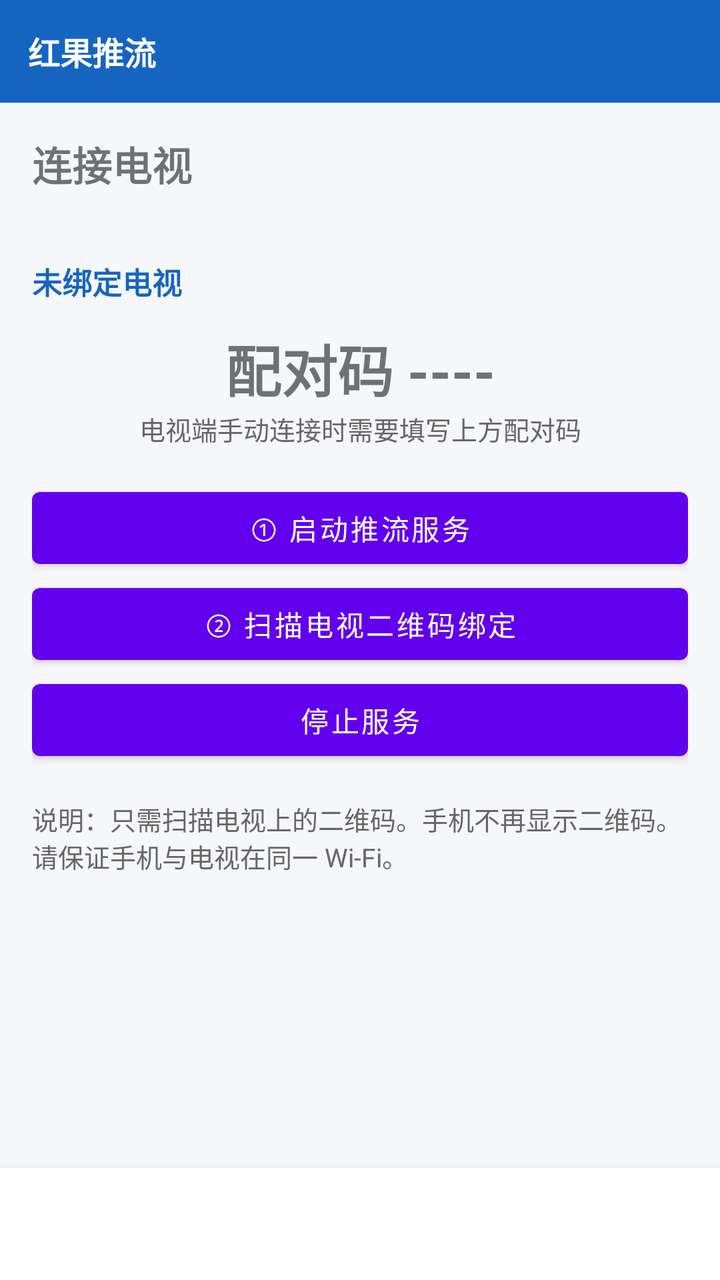
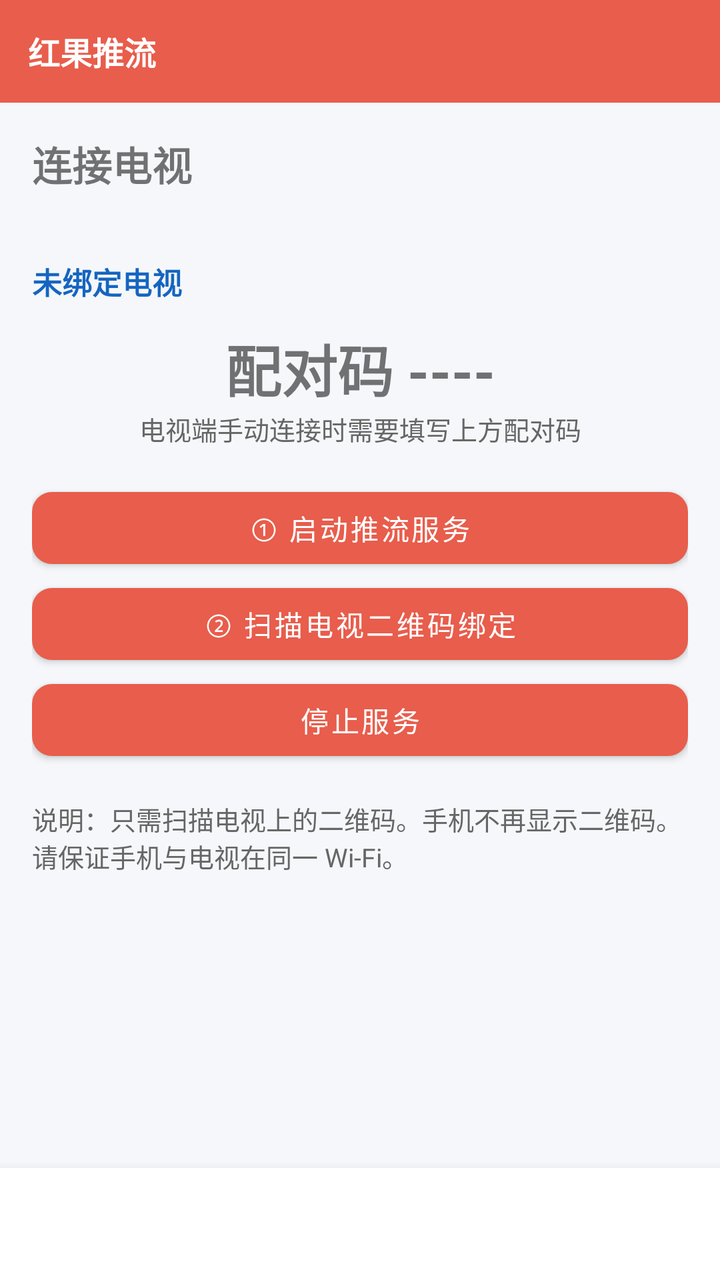

Screens rendered from an Android XML layout before and after an edit, with the pre-edit source and the edit as a unified diff.
<!-- AndroidManifest.xml: application theme Theme.HongguoPhone -->
<!-- res/layout/activity_main.xml -->
<?xml version="1.0" encoding="utf-8"?>
<LinearLayout xmlns:android="http://schemas.android.com/apk/res/android"
    android:orientation="vertical"
    android:layout_width="match_parent"
    android:layout_height="match_parent"
    android:background="#F5F7FA">

    <TextView
        android:id="@+id/topBar"
        android:layout_width="match_parent"
        android:layout_height="wrap_content"
        android:padding="14dp"
        android:background="#1565C0"
        android:textColor="#FFFFFF"
        android:textSize="16sp"
        android:textStyle="bold"
        android:text="红果推流" />

    <ViewFlipper
        android:id="@+id/flipper"
        android:layout_width="match_parent"
        android:layout_height="0dp"
        android:layout_weight="1">

        
        <ScrollView android:layout_width="match_parent" android:layout_height="match_parent">
            <LinearLayout android:orientation="vertical" android:padding="16dp"
                android:layout_width="match_parent" android:layout_height="wrap_content">
                <TextView android:layout_width="match_parent" android:layout_height="wrap_content"
                    android:text="连接电视" android:textSize="20sp" android:textStyle="bold" />
                <TextView android:id="@+id/status" android:layout_width="match_parent"
                    android:layout_height="wrap_content" android:layout_marginTop="8dp"
                    android:textSize="14sp" />
                <TextView android:id="@+id/bindStatus" android:layout_width="match_parent"
                    android:layout_height="wrap_content" android:layout_marginTop="6dp"
                    android:textSize="15sp" android:textStyle="bold" android:textColor="#1565C0"
                    android:text="未绑定电视" />
                <TextView android:id="@+id/pairCode" android:layout_width="match_parent"
                    android:layout_height="wrap_content" android:layout_marginTop="12dp"
                    android:textSize="28sp" android:textStyle="bold" android:gravity="center"
                    android:text="配对码 ----" />
                <TextView android:layout_width="match_parent" android:layout_height="wrap_content"
                    android:gravity="center" android:textSize="13sp" android:textColor="#666666"
                    android:text="电视端手动连接时需要填写上方配对码" />
                <Button android:id="@+id/btnStart" android:layout_width="match_parent"
                    android:layout_height="wrap_content" android:layout_marginTop="16dp"
                    android:text="① 启动推流服务" />
                <Button android:id="@+id/btnScanTv" android:layout_width="match_parent"
                    android:layout_height="wrap_content" android:text="② 扫描电视二维码绑定" />
                <Button android:id="@+id/btnStop" android:layout_width="match_parent"
                    android:layout_height="wrap_content" android:text="停止服务" />
                <TextView android:layout_width="match_parent" android:layout_height="wrap_content"
                    android:layout_marginTop="16dp" android:textSize="13sp" android:textColor="#666"
                    android:text="说明：只需扫描电视上的二维码。手机不再显示二维码。\n请保证手机与电视在同一 Wi‑Fi。" />
            </LinearLayout>
        </ScrollView>

        
        <ScrollView android:layout_width="match_parent" android:layout_height="match_parent">
            <LinearLayout android:orientation="vertical" android:padding="16dp"
                android:layout_width="match_parent" android:layout_height="wrap_content">
                <TextView android:layout_width="match_parent" android:layout_height="wrap_content"
                    android:text="片源 / 红果" android:textSize="20sp" android:textStyle="bold" />
                <LinearLayout android:orientation="horizontal" android:layout_width="match_parent"
                    android:layout_height="wrap_content" android:layout_marginTop="10dp">
                    <EditText android:id="@+id/searchInput" android:layout_width="0dp" android:layout_weight="1"
                        android:layout_height="wrap_content" android:hint="剧名关键词" />
                    <Button android:id="@+id/btnSearch" android:layout_width="wrap_content"
                        android:layout_height="wrap_content" android:text="搜索" />
                </LinearLayout>
                <TextView android:id="@+id/searchResult" android:layout_width="match_parent"
                    android:layout_height="wrap_content" android:textSize="13sp"
                    android:textIsSelectable="true" android:minHeight="48dp" />
                <LinearLayout android:orientation="horizontal" android:layout_width="match_parent"
                    android:layout_height="wrap_content">
                    <EditText android:id="@+id/seriesInput" android:layout_width="0dp" android:layout_weight="1"
                        android:layout_height="wrap_content" android:hint="系列 ID" android:inputType="number" />
                    <EditText android:id="@+id/epInput" android:layout_width="0dp" android:layout_weight="1"
                        android:layout_height="wrap_content" android:hint="集数" android:inputType="number" />
                    <Button android:id="@+id/btnResolve" android:layout_width="wrap_content"
                        android:layout_height="wrap_content" android:text="解析推送" />
                </LinearLayout>
                <View android:layout_width="match_parent" android:layout_height="1dp"
                    android:layout_marginVertical="12dp" android:background="#DDDDDD" />
                <TextView android:layout_width="match_parent" android:layout_height="wrap_content"
                    android:text="手动填写播放地址" android:textStyle="bold" />
                <EditText android:id="@+id/urlInput" android:layout_width="match_parent"
                    android:layout_height="wrap_content" android:hint="https://…mp4 / m3u8"
                    android:inputType="textUri" android:minLines="2" />
                <EditText android:id="@+id/titleInput" android:layout_width="match_parent"
                    android:layout_height="wrap_content" android:hint="标题（可选）" />
                <Button android:id="@+id/btnPush" android:layout_width="match_parent"
                    android:layout_height="wrap_content" android:text="推送到电视" />
                <TextView android:id="@+id/cacheStatus" android:layout_width="match_parent"
                    android:layout_height="wrap_content" android:layout_marginTop="8dp"
                    android:textSize="12sp" android:textColor="#666" />
            </LinearLayout>
        </ScrollView>

        
        <ScrollView android:layout_width="match_parent" android:layout_height="match_parent">
            <LinearLayout android:orientation="vertical" android:padding="16dp"
                android:layout_width="match_parent" android:layout_height="wrap_content">
                <TextView android:layout_width="match_parent" android:layout_height="wrap_content"
                    android:text="播放与电视设置" android:textSize="20sp" android:textStyle="bold" />
                <TextView android:layout_width="match_parent" android:layout_height="wrap_content"
                    android:layout_marginTop="12dp" android:textStyle="bold" android:text="播放方式" />
                <RadioGroup android:id="@+id/playModeGroup" android:layout_width="match_parent"
                    android:layout_height="wrap_content" android:orientation="vertical">
                    <RadioButton android:id="@+id/modeProxy" android:layout_width="match_parent"
                        android:layout_height="wrap_content"
                        android:text="推流：手机缓存后再给电视（更稳）" android:checked="true" />
                    <RadioButton android:id="@+id/modeDirect" android:layout_width="match_parent"
                        android:layout_height="wrap_content"
                        android:text="直链：电视直接播源站（省手机流量）" />
                </RadioGroup>
                <androidx.appcompat.widget.SwitchCompat android:id="@+id/switchAutoNext"
                    android:layout_width="match_parent" android:layout_height="wrap_content"
                    android:layout_marginTop="12dp" android:text="自动连播下一集" android:checked="true" />
                <androidx.appcompat.widget.SwitchCompat android:id="@+id/switchOverlay"
                    android:layout_width="match_parent" android:layout_height="wrap_content"
                    android:text="电视显示控制条" android:checked="true" />
                <androidx.appcompat.widget.SwitchCompat android:id="@+id/switchKeepOn"
                    android:layout_width="match_parent" android:layout_height="wrap_content"
                    android:text="电视播放时保持亮屏" android:checked="true" />
                <androidx.appcompat.widget.SwitchCompat android:id="@+id/switchTvLocal"
                    android:layout_width="match_parent" android:layout_height="wrap_content"
                    android:text="允许电视本机按键控制" android:checked="true" />
                <TextView android:layout_width="match_parent" android:layout_height="wrap_content"
                    android:layout_marginTop="12dp" android:text="默认倍速" />
                <LinearLayout android:orientation="horizontal" android:layout_width="match_parent"
                    android:layout_height="wrap_content">
                    <Button android:id="@+id/btnDef075" android:layout_width="0dp" android:layout_weight="1"
                        android:layout_height="wrap_content" android:text="0.75" />
                    <Button android:id="@+id/btnDef10" android:layout_width="0dp" android:layout_weight="1"
                        android:layout_height="wrap_content" android:text="1.0" />
                    <Button android:id="@+id/btnDef125" android:layout_width="0dp" android:layout_weight="1"
                        android:layout_height="wrap_content" android:text="1.25" />
                    <Button android:id="@+id/btnDef15" android:layout_width="0dp" android:layout_weight="1"
                        android:layout_height="wrap_content" android:text="1.5" />
                    <Button android:id="@+id/btnDef20" android:layout_width="0dp" android:layout_weight="1"
                        android:layout_height="wrap_content" android:text="2.0" />
                </LinearLayout>
            </LinearLayout>
        </ScrollView>

        
        <ScrollView android:layout_width="match_parent" android:layout_height="match_parent">
            <LinearLayout android:orientation="vertical" android:padding="16dp"
                android:layout_width="match_parent" android:layout_height="wrap_content">
                <TextView android:layout_width="match_parent" android:layout_height="wrap_content"
                    android:text="播放遥控" android:textSize="20sp" android:textStyle="bold" />
                <TextView android:id="@+id/remoteHint" android:layout_width="match_parent"
                    android:layout_height="wrap_content" android:layout_marginTop="8dp"
                    android:textSize="14sp" android:text="绑定电视并推送片源后可在此控制" />
                <LinearLayout android:orientation="horizontal" android:layout_width="match_parent"
                    android:layout_height="wrap_content" android:layout_marginTop="20dp">
                    <Button android:id="@+id/btnPrev" android:layout_width="0dp" android:layout_weight="1"
                        android:layout_height="56dp" android:text="上一集" />
                    <Button android:id="@+id/btnPlay" android:layout_width="0dp" android:layout_weight="1"
                        android:layout_height="56dp" android:text="播放" />
                    <Button android:id="@+id/btnPause" android:layout_width="0dp" android:layout_weight="1"
                        android:layout_height="56dp" android:text="暂停" />
                    <Button android:id="@+id/btnNext" android:layout_width="0dp" android:layout_weight="1"
                        android:layout_height="56dp" android:text="下一集" />
                </LinearLayout>
                <TextView android:layout_width="match_parent" android:layout_height="wrap_content"
                    android:layout_marginTop="16dp" android:text="倍速" />
                <LinearLayout android:orientation="horizontal" android:layout_width="match_parent"
                    android:layout_height="wrap_content">
                    <Button android:id="@+id/btnSp075" android:layout_width="0dp" android:layout_weight="1"
                        android:layout_height="wrap_content" android:text="0.75x" />
                    <Button android:id="@+id/btnSp10" android:layout_width="0dp" android:layout_weight="1"
                        android:layout_height="wrap_content" android:text="1x" />
                    <Button android:id="@+id/btnSp125" android:layout_width="0dp" android:layout_weight="1"
                        android:layout_height="wrap_content" android:text="1.25x" />
                    <Button android:id="@+id/btnSp15" android:layout_width="0dp" android:layout_weight="1"
                        android:layout_height="wrap_content" android:text="1.5x" />
                    <Button android:id="@+id/btnSp20" android:layout_width="0dp" android:layout_weight="1"
                        android:layout_height="wrap_content" android:text="2x" />
                </LinearLayout>
            </LinearLayout>
        </ScrollView>
    </ViewFlipper>

    
    <LinearLayout android:orientation="horizontal" android:layout_width="match_parent"
        android:layout_height="wrap_content" android:background="#FFFFFF"
        android:elevation="8dp" android:paddingTop="4dp" android:paddingBottom="4dp">
        <Button android:id="@+id/navHome" android:layout_width="0dp" android:layout_weight="1"
            android:layout_height="wrap_content" android:text="连接" style="?android:attr/borderlessButtonStyle" />
        <Button android:id="@+id/navSource" android:layout_width="0dp" android:layout_weight="1"
            android:layout_height="wrap_content" android:text="片源" style="?android:attr/borderlessButtonStyle" />
        <Button android:id="@+id/navSettings" android:layout_width="0dp" android:layout_weight="1"
            android:layout_height="wrap_content" android:text="设置" style="?android:attr/borderlessButtonStyle" />
        <Button android:id="@+id/navRemote" android:layout_width="0dp" android:layout_weight="1"
            android:layout_height="wrap_content" android:text="遥控" style="?android:attr/borderlessButtonStyle" />
    </LinearLayout>
</LinearLayout>
<!-- resources referenced by this layout -->
<resources>
  <style name="Theme.HongguoPhone" parent="Theme.MaterialComponents.DayNight.NoActionBar" />
</resources>

<!-- the commit's change to res/layout/activity_main.xml (unified diff, before → after) -->
@@ -3,14 +3,14 @@
     android:orientation="vertical"
     android:layout_width="match_parent"
     android:layout_height="match_parent"
-    android:background="#F5F7FA">
+    android:background="@color/hg_bg">
 
     <TextView
         android:id="@+id/topBar"
         android:layout_width="match_parent"
         android:layout_height="wrap_content"
         android:padding="14dp"
-        android:background="#1565C0"
+        android:background="@drawable/bg_topbar"
         android:textColor="#FFFFFF"
         android:textSize="16sp"
         android:textStyle="bold"
@@ -33,14 +33,14 @@
                     android:textSize="14sp" />
                 <TextView android:id="@+id/bindStatus" android:layout_width="match_parent"
                     android:layout_height="wrap_content" android:layout_marginTop="6dp"
-                    android:textSize="15sp" android:textStyle="bold" android:textColor="#1565C0"
+                    android:textSize="15sp" android:textStyle="bold" android:textColor="@color/hg_secondary"
                     android:text="未绑定电视" />
                 <TextView android:id="@+id/pairCode" android:layout_width="match_parent"
                     android:layout_height="wrap_content" android:layout_marginTop="12dp"
                     android:textSize="28sp" android:textStyle="bold" android:gravity="center"
                     android:text="配对码 ----" />
                 <TextView android:layout_width="match_parent" android:layout_height="wrap_content"
-                    android:gravity="center" android:textSize="13sp" android:textColor="#666666"
+                    android:gravity="center" android:textSize="13sp" android:textColor="@color/hg_text_secondary"
                     android:text="电视端手动连接时需要填写上方配对码" />
                 <Button android:id="@+id/btnStart" android:layout_width="match_parent"
                     android:layout_height="wrap_content" android:layout_marginTop="16dp"
@@ -50,7 +50,7 @@
                 <Button android:id="@+id/btnStop" android:layout_width="match_parent"
                     android:layout_height="wrap_content" android:text="停止服务" />
                 <TextView android:layout_width="match_parent" android:layout_height="wrap_content"
-                    android:layout_marginTop="16dp" android:textSize="13sp" android:textColor="#666"
+                    android:layout_marginTop="16dp" android:textSize="13sp" android:textColor="@color/hg_text_secondary"
                     android:text="说明：只需扫描电视上的二维码。手机不再显示二维码。\n请保证手机与电视在同一 Wi‑Fi。" />
             </LinearLayout>
         </ScrollView>
@@ -81,7 +81,7 @@
                         android:layout_height="wrap_content" android:text="解析推送" />
                 </LinearLayout>
                 <View android:layout_width="match_parent" android:layout_height="1dp"
-                    android:layout_marginVertical="12dp" android:background="#DDDDDD" />
+                    android:layout_marginVertical="12dp" android:background="@color/hg_text_secondary" />
                 <TextView android:layout_width="match_parent" android:layout_height="wrap_content"
                     android:text="手动填写播放地址" android:textStyle="bold" />
                 <EditText android:id="@+id/urlInput" android:layout_width="match_parent"
@@ -93,7 +93,7 @@
                     android:layout_height="wrap_content" android:text="推送到电视" />
                 <TextView android:id="@+id/cacheStatus" android:layout_width="match_parent"
                     android:layout_height="wrap_content" android:layout_marginTop="8dp"
-                    android:textSize="12sp" android:textColor="#666" />
+                    android:textSize="12sp" android:textColor="@color/hg_text_secondary" />
             </LinearLayout>
         </ScrollView>
 
@@ -185,7 +185,7 @@
 
     
     <LinearLayout android:orientation="horizontal" android:layout_width="match_parent"
-        android:layout_height="wrap_content" android:background="#FFFFFF"
+        android:layout_height="wrap_content" android:background="@drawable/bg_nav"
         android:elevation="8dp" android:paddingTop="4dp" android:paddingBottom="4dp">
         <Button android:id="@+id/navHome" android:layout_width="0dp" android:layout_weight="1"
             android:layout_height="wrap_content" android:text="连接" style="?android:attr/borderlessButtonStyle" />
<!-- resource entries referenced after the edit -->
@@ -1,5 +1,38 @@
 <!-- resources referenced by this layout -->
 <resources>
-  <style name="Theme.HongguoPhone" parent="Theme.MaterialComponents.DayNight.NoActionBar" />
+  <color name="hg_bg">#F5F7FA</color>
+  <color name="hg_secondary">#1565C0</color>
+  <color name="hg_text_secondary">#666666</color>
+  <!-- drawable bg_nav (drawable) -->
+  <?xml version="1.0" encoding="utf-8"?>
+  <shape xmlns:android="http://schemas.android.com/apk/res/android" android:shape="rectangle">
+      <solid android:color="@color/hg_surface"/>
+  </shape>
+  <!-- drawable bg_topbar (drawable) -->
+  <?xml version="1.0" encoding="utf-8"?>
+  <shape xmlns:android="http://schemas.android.com/apk/res/android" android:shape="rectangle">
+      <solid android:color="@color/hg_topbar"/>
+  </shape>
+  <style name="Theme.HongguoPhone" parent="Theme.MaterialComponents.Light.NoActionBar">
+          <item name="colorPrimary">@color/hg_primary</item>
+          <item name="colorPrimaryVariant">@color/hg_primary_dark</item>
+          <item name="colorSecondary">@color/hg_secondary</item>
+          <item name="colorOnPrimary">@android:color/white</item>
+          <item name="colorOnSecondary">@android:color/white</item>
+          <item name="android:statusBarColor">@color/hg_primary_dark</item>
+          <item name="android:navigationBarColor">@color/hg_surface</item>
+          <item name="android:windowBackground">@color/hg_bg</item>
+          <item name="materialButtonStyle">@style/Widget.Hongguo.Button</item>
+      </style>
+  <color name="hg_surface">#FFFFFF</color>
+  <color name="hg_topbar">#E85D4C</color>
+  <color name="hg_primary">#E85D4C</color>
+  <color name="hg_primary_dark">#C62828</color>
+  <style name="Widget.Hongguo.Button" parent="Widget.MaterialComponents.Button">
+          <item name="cornerRadius">@dimen/btn_radius</item>
+          <item name="android:minHeight">48dp</item>
+          <item name="backgroundTint">@color/hg_primary</item>
+      </style>
+  <dimen name="btn_radius">10dp</dimen>
 </resources>
 
